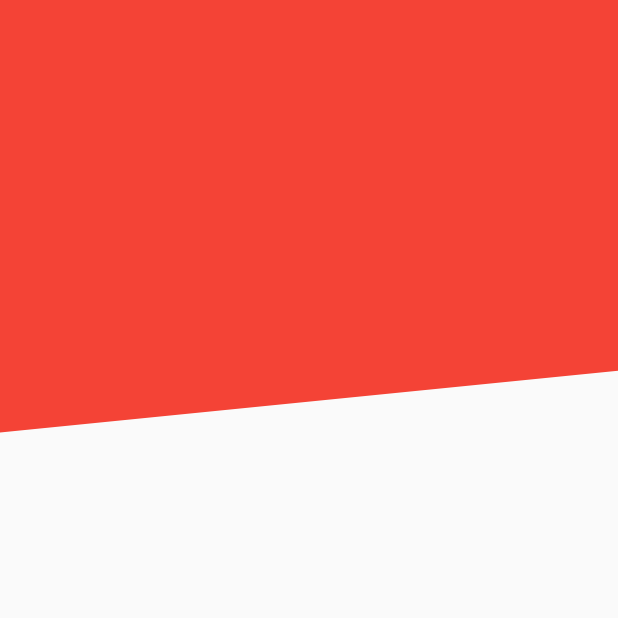
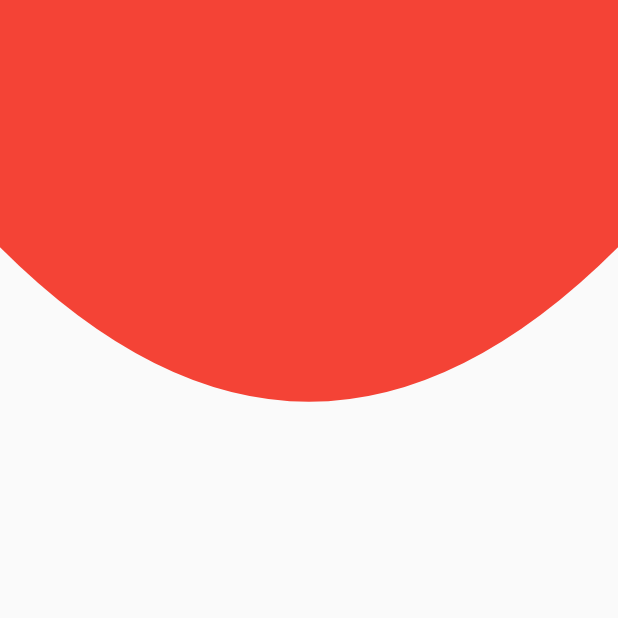
Before and after one commit to juanncode/animation_app, a Flutter app: the screen it shows after launch, on a phone screen of 412 x 824 dp, the top half of it. Run offline on Flutter 3.47's test engine with Material 2 defaults, Android fonts, the phone set to English and light mode, and no system bars.

Commit message:
header curvo

```diff
--- a/lib/src/pages/headers_page.dart
+++ b/lib/src/pages/headers_page.dart
@@ -7,7 +7,7 @@ class HeadersPage extends StatelessWidget {
   @override
   Widget build(BuildContext context) {
     return const Scaffold(
-      body: HeaderDiagonal()
+      body: HeaderCurvo()
     );
   }
 }
--- a/lib/src/widgets/headers.dart
+++ b/lib/src/widgets/headers.dart
@@ -45,6 +45,21 @@ class HeaderDiagonal extends StatelessWidget {
   }
 }
 
+class HeaderCurvo extends StatelessWidget {
+  const HeaderCurvo({Key? key}) : super(key: key);
+
+  @override
+  Widget build(BuildContext context) {
+    return Container(
+      height: double.infinity,
+      width: double.infinity,
+      child: CustomPaint(
+        painter: _HeaderCurvoPainter(),
+      ),
+    );
+  }
+}
+
 class _HeaderDiagonalPainter extends CustomPainter{
   @override
   void paint(Canvas canvas, Size size) {
@@ -75,3 +90,31 @@ class _HeaderDiagonalPainter extends CustomPainter{
   }
 
 }
+
+class _HeaderCurvoPainter extends CustomPainter{
+  @override
+  void paint(Canvas canvas, Size size) {
+    final paint = Paint();
+
+    // propiedades
+
+    paint.color = Colors.red;
+    paint.style = PaintingStyle.fill;
+    paint.strokeWidth = 5;
+
+    final path = Path();
+
+    // dibujar con el path y el lapiz
+    path.lineTo(0, size.height * 0.20);
+    path.quadraticBezierTo(size.width * 0.5, size.height * 0.45, size.width, size.height * 0.20);
+    path.lineTo(size.width, 0);
+    canvas.drawPath(path, paint);
+
+  }
+
+  @override
+  bool shouldRepaint(covariant CustomPainter oldDelegate) {
+    return true;
+  }
+
+}
```
